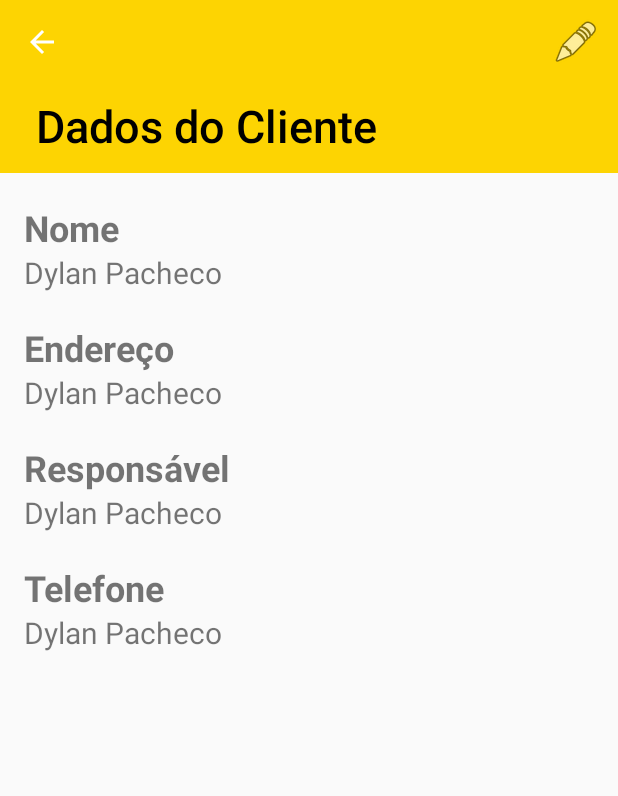
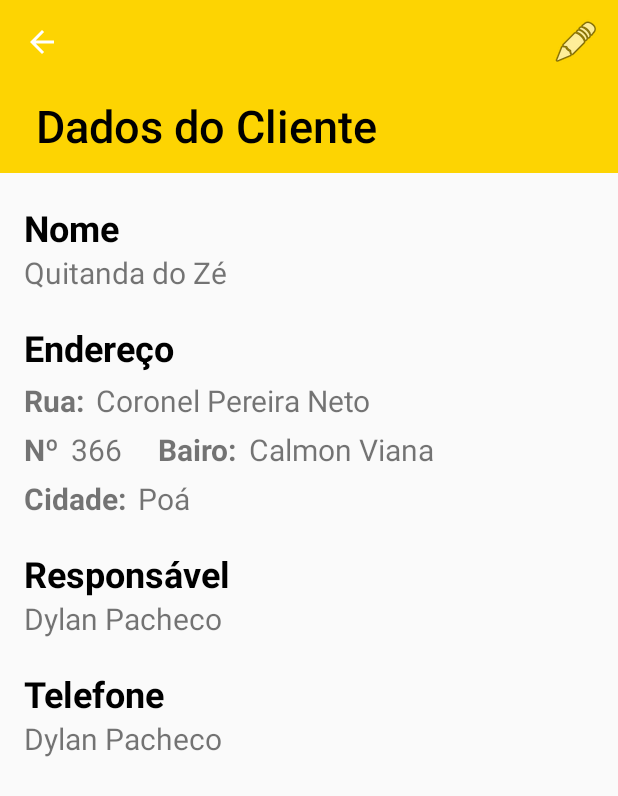
Before and after one commit to DylanPachecoCoder/Bananapp, an Android app: the DadosClienteActivity screen opened directly, with no data from a screen before it, on a phone screen of 412 x 824 dp. Shown: the top 796 px of the screen. Run offline under Robolectric (Android 15) with nearby library versions, the phone set to English and light mode, and no system bars; 8 statements that could not run were skipped.

Commit message:
Foi alterada a tela de dados do cliente

```diff
--- a/app/src/main/java/com/fatec/banannap2/ui/activity/DadosClienteActivity.kt
+++ b/app/src/main/java/com/fatec/banannap2/ui/activity/DadosClienteActivity.kt
@@ -2,9 +2,7 @@ package com.fatec.banannap2.ui.activity
 
 import androidx.appcompat.app.AppCompatActivity
 import android.os.Bundle
-import android.view.LayoutInflater
 import android.view.Menu
-import android.view.MenuInflater
 import android.view.MenuItem
 import android.widget.Toast
 import com.fatec.banannap2.R
@@ -25,7 +23,10 @@ class DadosClienteActivity : AppCompatActivity() {
 
     private fun preencheDadosDoCliente(cliente: Cliente) {
         dados_cliente_textview_nome.text = cliente.nomeComercio
-        dados_cliente_textview_endereco.text = cliente.rua
+        dados_cliente_textview_rua.text = cliente.rua
+        dados_cliente_textview_numero.text = cliente.numero
+        dados_cliente_textview_bairro.text = cliente.bairro
+        dados_cliente_textview_cidade.text = cliente.cidade
         dados_cliente_textview_responsavel.text = cliente.pessoaResponsavel
         dados_cliente_textview_telefone.text = cliente.Telefone
     }
@@ -48,7 +49,10 @@ class DadosClienteActivity : AppCompatActivity() {
     }
 
     override fun onOptionsItemSelected(item: MenuItem): Boolean {
-        Toast.makeText(this, "Editar", Toast.LENGTH_LONG).show()
+        val itemSelecionado = item.itemId
+        if(itemSelecionado == R.id.activity_cadastra_cliente_editar){
+            Toast.makeText(this, "Editar", Toast.LENGTH_SHORT).show()
+        }
         return super.onOptionsItemSelected(item)
     }
 
--- a/app/src/main/res/layout/activity_dados_cliente.xml
+++ b/app/src/main/res/layout/activity_dados_cliente.xml
@@ -23,6 +23,7 @@
             android:text="Nome"
             android:textSize="24sp"
             android:textStyle="bold"
+            android:textColor="@color/colorAccent"
             app:layout_constraintStart_toStartOf="parent"
             app:layout_constraintTop_toBottomOf="@id/toolbar" />
 
@@ -31,7 +32,7 @@
             android:layout_width="0dp"
             android:layout_height="wrap_content"
             android:layout_marginEnd="16dp"
-            android:text="Dylan Pacheco"
+            android:text="Quitanda do Zé"
             android:textSize="20sp"
             app:layout_constraintEnd_toEndOf="parent"
             app:layout_constraintStart_toStartOf="@+id/dados_cliente_textview_nome_layout"
@@ -45,32 +46,111 @@
             android:text="Endereço"
             android:textSize="24sp"
             android:textStyle="bold"
+            android:textColor="@color/colorAccent"
             app:layout_constraintStart_toStartOf="@+id/dados_cliente_textview_nome"
             app:layout_constraintTop_toBottomOf="@id/dados_cliente_textview_nome" />
 
         <TextView
-            android:id="@+id/dados_cliente_textview_endereco"
+            android:id="@+id/dados_cliente_textview_rua_layout"
+            android:layout_width="wrap_content"
+            android:layout_height="wrap_content"
+            android:layout_marginTop="5dp"
+            android:text="Rua:"
+            android:textSize="20sp"
+            android:textStyle="bold"
+            app:layout_constraintStart_toStartOf="@+id/dados_cliente_textview_endereco_layout"
+            app:layout_constraintTop_toBottomOf="@+id/dados_cliente_textview_endereco_layout" />
+
+
+        <TextView
+            android:id="@+id/dados_cliente_textview_rua"
             android:layout_width="0dp"
             android:layout_height="wrap_content"
-            android:layout_marginBottom="16dp"
-            android:text="Dylan Pacheco"
+            android:text="Coronel Pereira Neto"
             android:textSize="20sp"
+            android:layout_marginStart="8dp"
+            app:layout_constraintBottom_toBottomOf="@id/dados_cliente_textview_rua_layout"
             app:layout_constraintEnd_toEndOf="@id/dados_cliente_textview_nome"
+            app:layout_constraintStart_toEndOf="@+id/dados_cliente_textview_rua_layout" />
+
+        <TextView
+            android:id="@+id/dados_cliente_textview_numero_layout"
+            android:layout_width="wrap_content"
+            android:layout_height="wrap_content"
+            android:layout_marginTop="5dp"
+            android:text="Nº"
+            android:textSize="20sp"
+            android:textStyle="bold"
+            app:layout_constraintEnd_toEndOf="@id/dados_cliente_textview_nome"
+            app:layout_constraintHorizontal_bias="0.0"
             app:layout_constraintStart_toStartOf="@id/dados_cliente_textview_endereco_layout"
-            app:layout_constraintTop_toBottomOf="@id/dados_cliente_textview_endereco_layout" />
+            app:layout_constraintTop_toBottomOf="@id/dados_cliente_textview_rua" />
 
+        <TextView
+            android:id="@+id/dados_cliente_textview_numero"
+            android:layout_width="50dp"
+            android:layout_height="wrap_content"
+            android:text="366"
+            android:textSize="20sp"
+            android:layout_marginStart="8dp"
+            app:layout_constraintStart_toEndOf="@+id/dados_cliente_textview_numero_layout"
+            app:layout_constraintBottom_toBottomOf="@+id/dados_cliente_textview_numero_layout" />
+
+        <TextView
+            android:id="@+id/dados_cliente_textview_bairro_layout"
+            android:layout_width="wrap_content"
+            android:layout_height="wrap_content"
+            android:layout_marginTop="5dp"
+            android:text="Bairo:"
+            android:textSize="20sp"
+            android:textStyle="bold"
+            android:layout_marginStart="8dp"
+            app:layout_constraintStart_toEndOf="@id/dados_cliente_textview_numero"
+            app:layout_constraintTop_toBottomOf="@id/dados_cliente_textview_rua" />
+
+        <TextView
+            android:id="@+id/dados_cliente_textview_bairro"
+            android:layout_width="wrap_content"
+            android:layout_height="wrap_content"
+            android:text="Calmon Viana"
+            android:textSize="20sp"
+            android:layout_marginStart="8dp"
+            app:layout_constraintStart_toEndOf="@+id/dados_cliente_textview_bairro_layout"
+            app:layout_constraintBottom_toBottomOf="@+id/dados_cliente_textview_numero_layout" />
+
+        <TextView
+            android:id="@+id/dados_cliente_textview_cidade_layout"
+            android:layout_width="wrap_content"
+            android:layout_height="wrap_content"
+            android:layout_marginTop="5dp"
+            android:text="Cidade:"
+            android:textSize="20sp"
+            android:textStyle="bold"
+            app:layout_constraintStart_toStartOf="@id/dados_cliente_textview_numero_layout"
+            app:layout_constraintTop_toBottomOf="@id/dados_cliente_textview_numero_layout" />
+
+        <TextView
+            android:id="@+id/dados_cliente_textview_cidade"
+            android:layout_width="wrap_content"
+            android:layout_height="wrap_content"
+            android:layout_marginTop="5dp"
+            android:text="Poá"
+            android:textSize="20sp"
+            android:layout_marginStart="8dp"
+            app:layout_constraintStart_toEndOf="@id/dados_cliente_textview_cidade_layout"
+            app:layout_constraintTop_toBottomOf="@id/dados_cliente_textview_numero_layout" />
 
         <TextView
             android:id="@+id/dados_cliente_textview_responsavel_layout"
             android:layout_width="wrap_content"
             android:layout_height="wrap_content"
-            android:layout_marginStart="16dp"
-            android:layout_marginTop="20dp"
             android:text="Responsável"
             android:textSize="24sp"
             android:textStyle="bold"
-            app:layout_constraintStart_toStartOf="parent"
-            app:layout_constraintTop_toBottomOf="@id/dados_cliente_textview_endereco" />
+            android:layout_marginTop="20dp"
+            android:textColor="@color/colorAccent"
+            app:layout_constraintStart_toStartOf="@+id/dados_cliente_textview_cidade_layout"
+            app:layout_constraintTop_toBottomOf="@+id/dados_cliente_textview_cidade_layout" />
 
         <TextView
             android:id="@+id/dados_cliente_textview_responsavel"
@@ -79,7 +159,7 @@
             android:layout_marginBottom="16dp"
             android:text="Dylan Pacheco"
             android:textSize="20sp"
-            app:layout_constraintEnd_toEndOf="@id/dados_cliente_textview_endereco"
+            app:layout_constraintEnd_toEndOf="@id/dados_cliente_textview_rua"
             app:layout_constraintStart_toStartOf="@id/dados_cliente_textview_responsavel_layout"
             app:layout_constraintTop_toBottomOf="@id/dados_cliente_textview_responsavel_layout" />
 
@@ -91,6 +171,7 @@
             android:text="Telefone"
             android:textSize="24sp"
             android:textStyle="bold"
+            android:textColor="@color/colorAccent"
             app:layout_constraintStart_toStartOf="@+id/dados_cliente_textview_responsavel"
             app:layout_constraintTop_toBottomOf="@+id/dados_cliente_textview_responsavel" />
 
```
